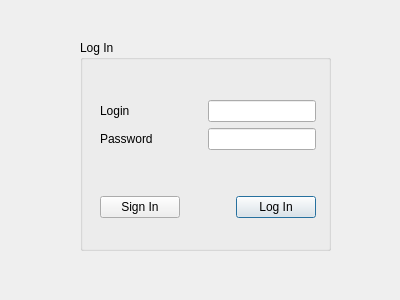
The window that ChatBot/loginwindow.ui (GetHandi/OOP1_task5) describes before a commit, drawn with Qt 5.
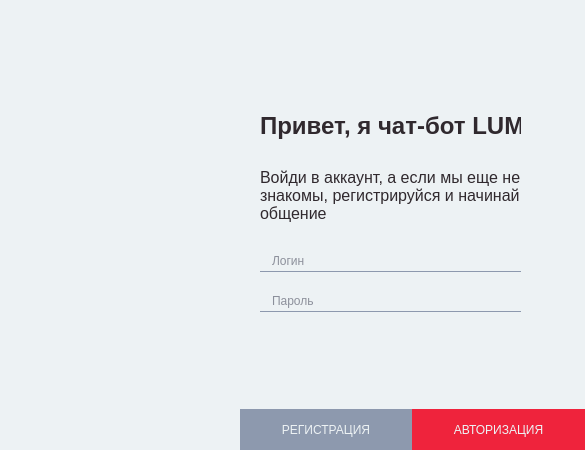
The same window after the commit. Icons and pictures are not drawn.

Commit message:
SIGN IN - del, LOG IN - beauty
Удалено окно SIGN IN, регистрация проходит в окне LOG IN
LOG IN изменена внешка

Diff of the .ui file:
```diff
--- a/ChatBot/loginwindow.ui
+++ b/ChatBot/loginwindow.ui
@@ -6,138 +6,229 @@
    <rect>
     <x>0</x>
     <y>0</y>
-    <width>400</width>
-    <height>300</height>
+    <width>585</width>
+    <height>450</height>
    </rect>
   </property>
+  <property name="minimumSize">
+   <size>
+    <width>585</width>
+    <height>450</height>
+   </size>
+  </property>
+  <property name="maximumSize">
+   <size>
+    <width>585</width>
+    <height>450</height>
+   </size>
+  </property>
   <property name="windowTitle">
    <string>Dialog</string>
   </property>
-  <widget class="QGroupBox" name="groupBox">
+  <property name="styleSheet">
+   <string notr="true">background-color: rgb(237, 242, 244);
+
+</string>
+  </property>
+  <widget class="QLabel" name="label">
    <property name="geometry">
     <rect>
-     <x>80</x>
-     <y>40</y>
-     <width>251</width>
-     <height>211</height>
+     <x>0</x>
+     <y>0</y>
+     <width>240</width>
+     <height>450</height>
     </rect>
    </property>
-   <property name="title">
-    <string>Log In</string>
+   <property name="text">
+    <string/>
    </property>
-   <widget class="QWidget" name="layoutWidget">
-    <property name="geometry">
-     <rect>
-      <x>20</x>
-      <y>60</y>
-      <width>216</width>
-      <height>118</height>
-     </rect>
-    </property>
-    <layout class="QVBoxLayout" name="verticalLayout">
-     <item>
-      <layout class="QHBoxLayout" name="horizontalLayout_3">
-       <item>
-        <widget class="QLabel" name="labelLogin">
-         <property name="text">
-          <string>Login</string>
-         </property>
-        </widget>
-       </item>
-       <item>
-        <spacer name="horizontalSpacer_3">
-         <property name="orientation">
-          <enum>Qt::Horizontal</enum>
-         </property>
-         <property name="sizeHint" stdset="0">
-          <size>
-           <width>40</width>
-           <height>20</height>
-          </size>
-         </property>
-        </spacer>
-       </item>
-       <item>
-        <widget class="QLineEdit" name="lineLogin"/>
-       </item>
-      </layout>
-     </item>
-     <item>
-      <layout class="QHBoxLayout" name="horizontalLayout_4">
-       <item>
-        <widget class="QLabel" name="labelPassword">
-         <property name="text">
-          <string>Password</string>
-         </property>
-        </widget>
-       </item>
-       <item>
-        <spacer name="horizontalSpacer_4">
-         <property name="orientation">
-          <enum>Qt::Horizontal</enum>
-         </property>
-         <property name="sizeHint" stdset="0">
-          <size>
-           <width>40</width>
-           <height>20</height>
-          </size>
-         </property>
-        </spacer>
-       </item>
-       <item>
-        <widget class="QLineEdit" name="linePassword"/>
-       </item>
-      </layout>
-     </item>
-     <item>
-      <spacer name="verticalSpacer">
-       <property name="orientation">
-        <enum>Qt::Vertical</enum>
-       </property>
-       <property name="sizeHint" stdset="0">
-        <size>
-         <width>20</width>
-         <height>20</height>
-        </size>
-       </property>
-      </spacer>
-     </item>
-     <item>
-      <layout class="QHBoxLayout" name="horizontalLayout_5">
-       <item>
-        <widget class="QPushButton" name="buttonSignIn">
-         <property name="text">
-          <string>Sign In</string>
-         </property>
-        </widget>
-       </item>
-       <item>
-        <spacer name="horizontalSpacer_5">
-         <property name="orientation">
-          <enum>Qt::Horizontal</enum>
-         </property>
-         <property name="sizeHint" stdset="0">
-          <size>
-           <width>40</width>
-           <height>20</height>
-          </size>
-         </property>
-        </spacer>
-       </item>
-       <item>
-        <widget class="QPushButton" name="buttonLogIn">
-         <property name="text">
-          <string>Log In</string>
-         </property>
-         <property name="default">
-          <bool>true</bool>
-         </property>
-        </widget>
-       </item>
-      </layout>
-     </item>
-    </layout>
-   </widget>
+   <property name="pixmap">
+    <pixmap resource="recources.qrc">:/new/prefix1/img/LUM3.png</pixmap>
+   </property>
+   <property name="scaledContents">
+    <bool>true</bool>
+   </property>
+  </widget>
+  <widget class="QLabel" name="label_2">
+   <property name="geometry">
+    <rect>
+     <x>260</x>
+     <y>110</y>
+     <width>261</width>
+     <height>32</height>
+    </rect>
+   </property>
+   <property name="sizePolicy">
+    <sizepolicy hsizetype="Preferred" vsizetype="Fixed">
+     <horstretch>0</horstretch>
+     <verstretch>0</verstretch>
+    </sizepolicy>
+   </property>
+   <property name="styleSheet">
+    <string notr="true">font-size:  24px; 
+font-weight:  600; 
+color:  rgb(48, 41, 46); </string>
+   </property>
+   <property name="text">
+    <string>Привет, я чат-бот LUM</string>
+   </property>
+  </widget>
+  <widget class="QLineEdit" name="lineLogin">
+   <property name="geometry">
+    <rect>
+     <x>260</x>
+     <y>250</y>
+     <width>261</width>
+     <height>22</height>
+    </rect>
+   </property>
+   <property name="styleSheet">
+    <string notr="true">QLineEdit {
+	border: 0px;
+	border-bottom: 1px solid #8d99ae;
+	color: #2b2d42;
+	padding-left: 10px;
+	padding-right: 10px;
+	background-color: #edf2f4;
+}
+QLineEdit:hover {
+	border: 0px;
+	background-color: #edf2f4;
+	border-bottom: 1px solid #2b2d42;
+}
+QLineEdit:focus{
+	border: 0px;
+	background-color: #edf2f4;
+	border-bottom: 1px solid #2b2d42;
+}
+</string>
+   </property>
+   <property name="placeholderText">
+    <string>Логин</string>
+   </property>
+  </widget>
+  <widget class="QLineEdit" name="linePassword">
+   <property name="geometry">
+    <rect>
+     <x>260</x>
+     <y>290</y>
+     <width>261</width>
+     <height>22</height>
+    </rect>
+   </property>
+   <property name="styleSheet">
+    <string notr="true">QLineEdit {
+	border: 0px;
+	border-bottom: 1px solid #8d99ae;
+	color: #2b2d42;
+	padding-left: 10px;
+	padding-right: 10px;
+	background-color: #edf2f4;
+}
+QLineEdit:hover {
+	border: 0px;
+	background-color: #edf2f4;
+	border-bottom: 1px solid #2b2d42;
+}
+QLineEdit:focus{
+	border: 0px;
+	background-color: #edf2f4;
+	border-bottom: 1px solid #2b2d42;
+}
+</string>
+   </property>
+   <property name="echoMode">
+    <enum>QLineEdit::Password</enum>
+   </property>
+   <property name="placeholderText">
+    <string>Пароль</string>
+   </property>
+  </widget>
+  <widget class="QLabel" name="label_3">
+   <property name="geometry">
+    <rect>
+     <x>260</x>
+     <y>160</y>
+     <width>261</width>
+     <height>71</height>
+    </rect>
+   </property>
+   <property name="sizePolicy">
+    <sizepolicy hsizetype="Preferred" vsizetype="Fixed">
+     <horstretch>0</horstretch>
+     <verstretch>0</verstretch>
+    </sizepolicy>
+   </property>
+   <property name="styleSheet">
+    <string notr="true">font-size:  16px; 
+font-weight:  300; 
+color:  rgb(48, 41, 46); </string>
+   </property>
+   <property name="text">
+    <string>Войди в аккаунт, а если мы еще не знакомы, регистрируйся и начинай общение</string>
+   </property>
+   <property name="wordWrap">
+    <bool>true</bool>
+   </property>
+  </widget>
+  <widget class="QPushButton" name="buttonLogIn">
+   <property name="geometry">
+    <rect>
+     <x>412</x>
+     <y>409</y>
+     <width>173</width>
+     <height>41</height>
+    </rect>
+   </property>
+   <property name="sizePolicy">
+    <sizepolicy hsizetype="Minimum" vsizetype="Expanding">
+     <horstretch>0</horstretch>
+     <verstretch>0</verstretch>
+    </sizepolicy>
+   </property>
+   <property name="styleSheet">
+    <string notr="true">QPushButton {
+  color: rgb(237, 242, 244); /* цвет текста */
+  border: 0px; /*граница*/
+  background-color: rgb(239, 35, 60); /* фон кнопки */
+} 
+QPushButton:hover { background-color: rgb(217, 4, 41); } /* при наведении курсора мышки */
+QPushButton:focus { background-color: rgb(217, 4, 41); } /* при нажатии */</string>
+   </property>
+   <property name="text">
+    <string>АВТОРИЗАЦИЯ</string>
+   </property>
+   <property name="default">
+    <bool>true</bool>
+   </property>
+  </widget>
+  <widget class="QPushButton" name="buttonSignIn">
+   <property name="geometry">
+    <rect>
+     <x>240</x>
+     <y>409</y>
+     <width>172</width>
+     <height>41</height>
+    </rect>
+   </property>
+   <property name="sizePolicy">
+    <sizepolicy hsizetype="Minimum" vsizetype="Expanding">
+     <horstretch>0</horstretch>
+     <verstretch>0</verstretch>
+    </sizepolicy>
+   </property>
+   <property name="styleSheet">
+    <string notr="true">QPushButton {
+  color: rgb(237, 242, 244); /* цвет текста */
+  border: 0px; /* граница*/
+  background-color: rgb(141, 153, 174); /* фон кнопки */
+} 
+QPushButton:hover { background-color: rgb(43, 45, 66); } /* при наведении курсора мышки */
+QPushButton:focus { background-color: rgb(43, 45, 66); } /* при нажатии */</string>
+   </property>
+   <property name="text">
+    <string>РЕГИСТРАЦИЯ</string>
+   </property>
   </widget>
  </widget>
  <resources/>
```
Left out of the diff: 4 changed lines with no effect on the pictures. The commit also changes 36 other files.
